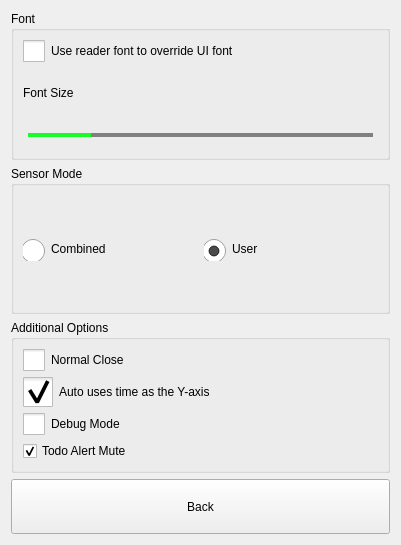
First picture: the form in src/dlgpreferences.ui, repository ic005k/Knot-Legacy, before the edit.
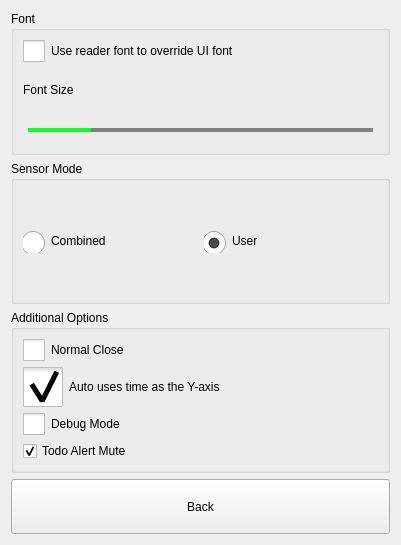
Second picture: the form after the edit. Icons and pictures are not drawn.

Patch:
```diff
--- a/src/dlgpreferences.ui
+++ b/src/dlgpreferences.ui
@@ -206,8 +206,8 @@
         <property name="styleSheet">
          <string notr="true">QCheckBox::indicator {
     /* 选择框尺寸 */
-    width:30px;
-    height:30px;
+    width:40px;
+    height:40px;
 }
 
 QCheckBox::indicator:unchecked{
```
Left out of the diff: 34 changed lines with no effect on the pictures.
